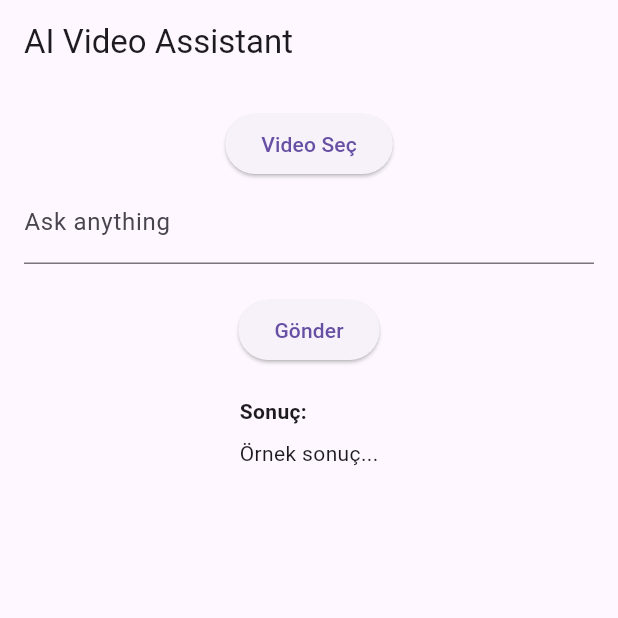
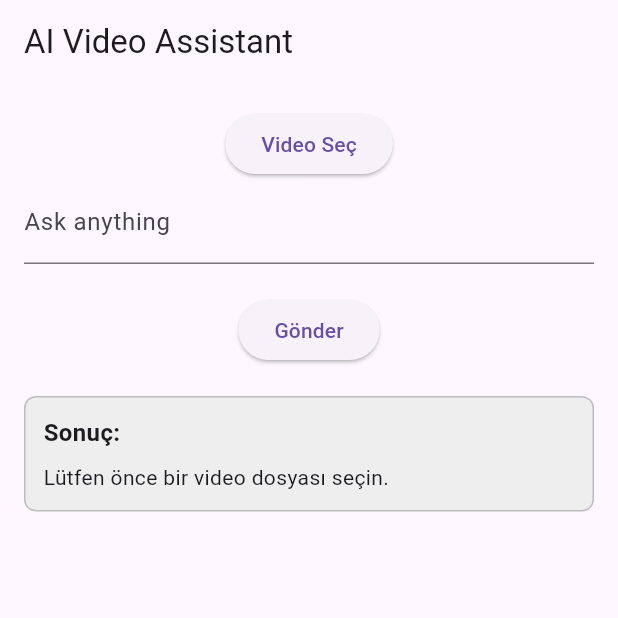
Before and after one commit to unlumehmet30/summaraizer, a Flutter app: the screen it shows after launch, after a tap on "Gönder", on a phone screen of 412 x 824 dp, the top half of it. Run offline on Flutter 3.47's test engine with Material 3 defaults, Android fonts, the light colour scheme and no system bars; our stand-ins replace dio, file_picker.

Commit message:
FastAPI server + Flutter UI entegrasyonu, video dosyası ve prompt gönderimi eklendi

```diff
--- a/summaraizer/lib/screens/home_screen.dart
+++ b/summaraizer/lib/screens/home_screen.dart
@@ -1,7 +1,9 @@
 import 'package:flutter/material.dart';
+import 'package:dio/dio.dart';
 import '../widgets/video_picker_widget.dart';
 import '../widgets/prompt_input_widget.dart';
 import '../widgets/result_display_widget.dart';
+
 class HomeScreen extends StatefulWidget {
   const HomeScreen({super.key});
 
@@ -12,6 +14,8 @@ class HomeScreen extends StatefulWidget {
 class _HomeScreenState extends State<HomeScreen> {
   String prompt = '';
   String result = '';
+  String? filePath;
+  bool loading = false;
 
   void updatePrompt(String value) {
     setState(() {
@@ -25,6 +29,55 @@ class _HomeScreenState extends State<HomeScreen> {
     });
   }
 
+  void updateFilePath(String path) {
+    setState(() {
+      filePath = path;
+    });
+  }
+
+  Future<void> sendToServer() async {
+    if (filePath == null) {
+      updateResult("Lütfen önce bir video dosyası seçin.");
+      return;
+    }
+    if (prompt.isEmpty) {
+      updateResult("Lütfen bir prompt girin.");
+      return;
+    }
+
+    setState(() {
+      loading = true;
+      result = '';
+    });
+
+    try {
+      final dio = Dio();
+      final formData = FormData.fromMap({
+        "audio_file": await MultipartFile.fromFile(filePath!, filename: "audio.wav"),
+        "prompt": prompt,
+      });
+
+      final response = await dio.post(
+        "http://192.168.1.42:8000/process/",  // <-- Buraya kendi sunucu IP adresini yaz
+        data: formData,
+      );
+
+      // Sunucudan gelen cevabı al
+      final responseData = response.data;
+      if (responseData is Map && responseData.containsKey('text')) {
+        updateResult(responseData['text']);
+      } else {
+        updateResult(responseData.toString());
+      }
+    } catch (e) {
+      updateResult("Sunucuya bağlanırken hata oluştu: $e");
+    } finally {
+      setState(() {
+        loading = false;
+      });
+    }
+  }
+
   @override
   Widget build(BuildContext context) {
     return Scaffold(
@@ -33,15 +86,12 @@ class _HomeScreenState extends State<HomeScreen> {
         padding: const EdgeInsets.all(16.0),
         child: Column(
           children: [
-            VideoPickerWidget(),
+            VideoPickerWidget(onFileSelected: updateFilePath),
             PromptInputWidget(onPromptChanged: updatePrompt),
             const SizedBox(height: 20),
             ElevatedButton(
-              onPressed: () {
-                // API gönderimi yapılacak
-                updateResult("Örnek sonuç..."); // geçici
-              },
-              child: const Text("Gönder"),
+              onPressed: loading ? null : sendToServer,
+              child: Text(loading ? "Gönderiliyor..." : "Gönder"),
             ),
             const SizedBox(height: 20),
             ResultDisplayWidget(result: result),
--- a/summaraizer/lib/widgets/prompt_input_widget.dart
+++ b/summaraizer/lib/widgets/prompt_input_widget.dart
@@ -1,15 +1,39 @@
 import 'package:flutter/material.dart';
 
-class PromptInputWidget extends StatelessWidget {
+class PromptInputWidget extends StatefulWidget {
   final Function(String) onPromptChanged;
+  final Function()? onSubmit;
 
-  const PromptInputWidget({super.key, required this.onPromptChanged});
+  const PromptInputWidget({
+    super.key,
+    required this.onPromptChanged,
+    this.onSubmit,
+  });
+
+  @override
+  State<PromptInputWidget> createState() => _PromptInputWidgetState();
+}
+
+class _PromptInputWidgetState extends State<PromptInputWidget> {
+  final TextEditingController _controller = TextEditingController();
+
+  @override
+  void dispose() {
+    _controller.dispose();
+    super.dispose();
+  }
 
   @override
   Widget build(BuildContext context) {
     return TextField(
+      controller: _controller,
       decoration: const InputDecoration(labelText: "Ask anything"),
-      onChanged: onPromptChanged,
+      onChanged: widget.onPromptChanged,
+      onSubmitted: (_) {
+        if (widget.onSubmit != null) {
+          widget.onSubmit!();
+        }
+      },
     );
   }
 }
--- a/summaraizer/lib/widgets/result_display_widget.dart
+++ b/summaraizer/lib/widgets/result_display_widget.dart
@@ -7,13 +7,28 @@ class ResultDisplayWidget extends StatelessWidget {
 
   @override
   Widget build(BuildContext context) {
-    return Column(
-      crossAxisAlignment: CrossAxisAlignment.start,
-      children: [
-        const Text("Sonuç:", style: TextStyle(fontWeight: FontWeight.bold)),
-        const SizedBox(height: 8),
-        Text(result),
-      ],
+    return Container(
+      width: double.infinity,
+      padding: const EdgeInsets.all(12),
+      decoration: BoxDecoration(
+        color: Colors.grey.shade200,
+        borderRadius: BorderRadius.circular(8),
+        border: Border.all(color: Colors.grey.shade400),
+      ),
+      child: Column(
+        crossAxisAlignment: CrossAxisAlignment.start,
+        children: [
+          const Text(
+            "Sonuç:",
+            style: TextStyle(fontWeight: FontWeight.bold, fontSize: 16),
+          ),
+          const SizedBox(height: 8),
+          SelectableText(
+            result.isNotEmpty ? result : "Henüz sonuç yok",
+            style: const TextStyle(fontSize: 14),
+          ),
+        ],
+      ),
     );
   }
 }
--- a/summaraizer/lib/widgets/video_picker_widget.dart
+++ b/summaraizer/lib/widgets/video_picker_widget.dart
@@ -2,7 +2,9 @@ import 'package:flutter/material.dart';
 import 'package:file_picker/file_picker.dart';
 
 class VideoPickerWidget extends StatefulWidget {
-  const VideoPickerWidget({super.key});
+  final Function(String) onFileSelected; // Dosya yolunu iletmek için callback
+
+  const VideoPickerWidget({super.key, required this.onFileSelected});
 
   @override
   State<VideoPickerWidget> createState() => _VideoPickerWidgetState();
@@ -14,6 +16,8 @@ class _VideoPickerWidgetState extends State<VideoPickerWidget> {
   Future<void> pickVideo() async {
     FilePickerResult? result = await FilePicker.platform.pickFiles(type: FileType.video);
     if (result != null) {
+      final path = result.files.single.path!;
+      widget.onFileSelected(path);  // Dosya yolunu dışarıya ilet
       setState(() {
         fileName = result.files.single.name;
       });
```
Also changed, not shown: summaraizer/lib/screens/whisper_loader.dart (added, +84 -0 lines), summaraizer/pubspec.yaml (+11 -72 lines), summaraizer/pubspec.lock.
